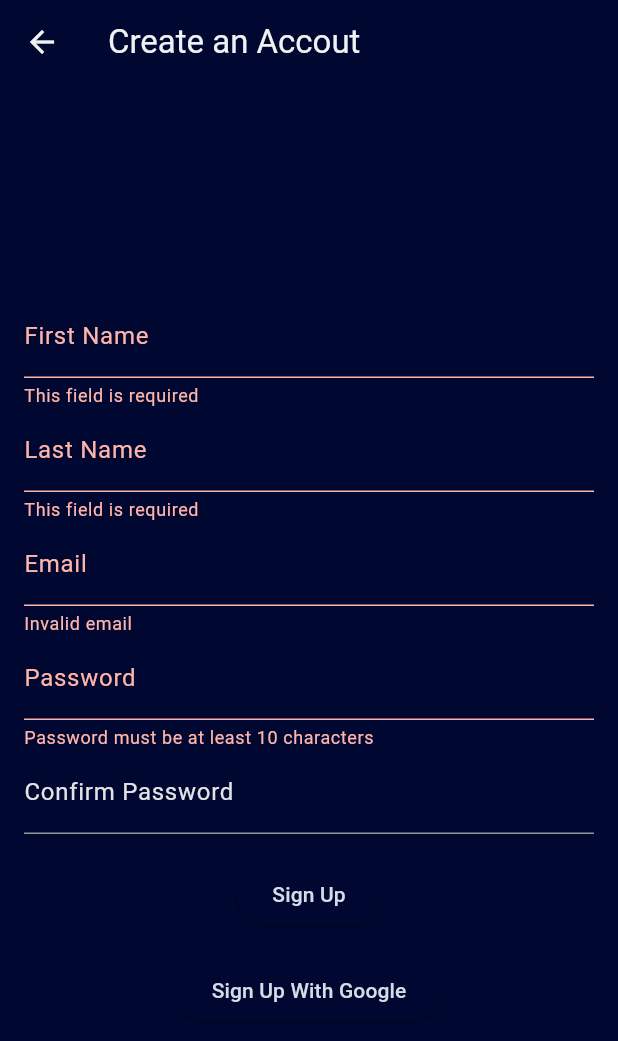
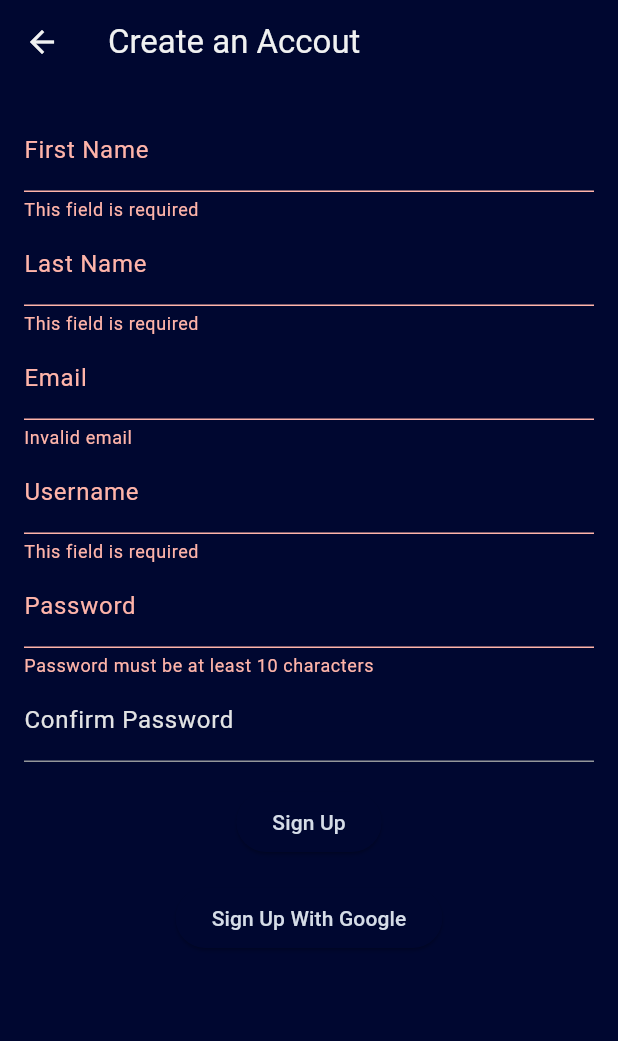
Before and after one commit to WillingDev0812/Blend, a Flutter app: the RegisterPage screen opened directly, after a tap on "Sign Up", on a phone screen of 412 x 824 dp. Shown: the top 1041 px of the screen. Run offline on Flutter 3.47's test engine with Material 3 defaults, Android fonts, the phone set to English and light mode, and no system bars; our stand-ins replace cloud_firestore, curved_navigation_bar, firebase_auth, firebase_core, flex_color_scheme, google_sign_in and 2 more; missing offline and left inert: flutter_facebook_auth; accounts and stored records are empty; network calls fail; project files that could hold a hidden picture were left out.

Commit message:
Fixed a bunch of bugs (which I made around 5 commits ago) with registration

```diff
--- a/blend/lib/models/blendUser.dart
+++ b/blend/lib/models/blendUser.dart
@@ -3,7 +3,6 @@ import 'package:cloud_firestore/cloud_firestore.dart';
 import 'package:firebase_auth/firebase_auth.dart';
 
 class BlendUser {
-  String? id;
   String? fname;
   String? lname;
   String? email;
@@ -17,7 +16,6 @@ class BlendUser {
   List<BlendWorkspace>? workspaces;
 
   BlendUser({
-    this.id,
     this.fname,
     this.lname,
     this.email,
@@ -36,7 +34,6 @@ class BlendUser {
     final data = snapshot.data();
 
     return BlendUser(
-      id: data?['id'],
       fname: data?['fname'],
       lname: data?['lname'],
       email: data?['email'],
@@ -52,7 +49,6 @@ class BlendUser {
 
   Map<String, dynamic> toFirestore() {
     return {
-      if (id != null) "id": id,
       if (fname != null) "fname": fname,
       if (lname != null) "lname": lname,
       if (email != null) "email": email,
--- a/blend/lib/pages/auth/login.dart
+++ b/blend/lib/pages/auth/login.dart
@@ -85,13 +85,15 @@ class _LoginPageState extends State<LoginPage> {
       }
     }
     return Scaffold(
+      resizeToAvoidBottomInset: false,
       backgroundColor: Colors.white,
       appBar: AppBar(
         backgroundColor: Colors.transparent,
         iconTheme: IconThemeData(color: Colors.blue),
         title: Text('Sign In'),
       ),
-      body: Padding(
+      body: SingleChildScrollView(
+        child: Padding(
           padding: EdgeInsets.all(16.0),
           child: Column(
             mainAxisAlignment: MainAxisAlignment.center,
@@ -162,6 +164,7 @@ class _LoginPageState extends State<LoginPage> {
             ],
           ),
         ),
+      ),
       floatingActionButton: Padding(
         padding: EdgeInsets.only(bottom: 16.0),
         child: SizedBox(
--- a/blend/lib/pages/auth/register.dart
+++ b/blend/lib/pages/auth/register.dart
@@ -200,10 +200,12 @@ class _RegisterPageState extends State<RegisterPage> {
   Widget build(BuildContext context) {
     final provider = Provider.of<GlobalProvider>(context);
     return Scaffold(
+      resizeToAvoidBottomInset: false,
       appBar: AppBar(
         title: Text('Create an Accout'),
       ),
-      body: Padding(
+      body: SingleChildScrollView(
+        child: Padding(
           padding: EdgeInsets.all(16.0),
           child: Column(
             mainAxisAlignment: MainAxisAlignment.center,
@@ -228,6 +230,13 @@ class _RegisterPageState extends State<RegisterPage> {
                   errorText: this.emailErrorText,
                 ),
                 controller: emailController,
+              ),
+              TextField(
+                decoration: InputDecoration(
+                  labelText: 'Username',
+                  errorText: this.usernameErrorText,
+                ),
+                controller: usernameController,
               ),
               TextField(
                 obscureText: true,
@@ -256,25 +265,36 @@ class _RegisterPageState extends State<RegisterPage> {
                     passwordController.text.trim(),
                     confirmController.text.trim(),
                   )) {
-                  FirebaseAuthException? e = await provider.signUp(
+                    await provider
+                        .signUp(
                             fnameController.text.trim(),
                             lnameController.text.trim(),
                             emailController.text.trim(),
                             usernameController.text.trim(),
-                      passwordController.text.trim());
-
-                  if (e == null) {
-                    Navigator.popUntil(
-                        context, (route) => route.settings.name == '/');
-                  } else {
-                    if (e.code == 'weak-password') {
-                      print('The password provided is too weak.');
-                    } else if (e.code == 'email-already-in-use') {
-                      print('The account already exists for that email.');
+                            passwordController.text.trim())
+                        .then((e) => {
+                              if (e == null)
+                                {
+                                  Navigator.popUntil(context,
+                                      (route) => route.settings.name == '/'),
+                                }
+                              else
+                                {
+                                  if (e.code == 'weak-password')
+                                    {
+                                      print(
+                                          'The password provided is too weak.'),
+                                    }
+                                  else if (e.code == 'email-already-in-use')
+                                    {
+                                      print(
+                                          'The account already exists for that email.'),
                                       // Launch alert dialog
-                      _accountAlreadyExists(context, emailController.text);
+                                      _accountAlreadyExists(
+                                          context, emailController.text),
                                     }
                                 }
+                            });
                   }
                 },
                 child: Text('Sign Up'),
@@ -293,6 +313,7 @@ class _RegisterPageState extends State<RegisterPage> {
                 child: Text('Sign Up With Google'),
               ),
             ],
+          ),
         ),
       ),
     );
```
Also changed, not shown: blend/lib/global_provider.dart (+11 -8 lines). Lines whose indentation alone changed are shown as unchanged.
